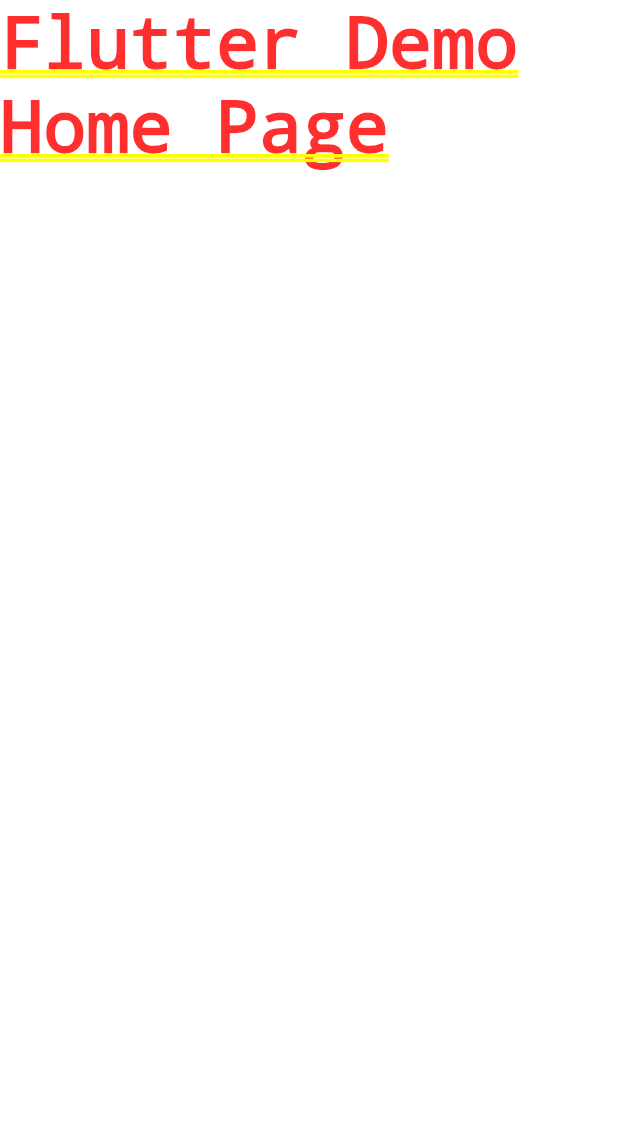
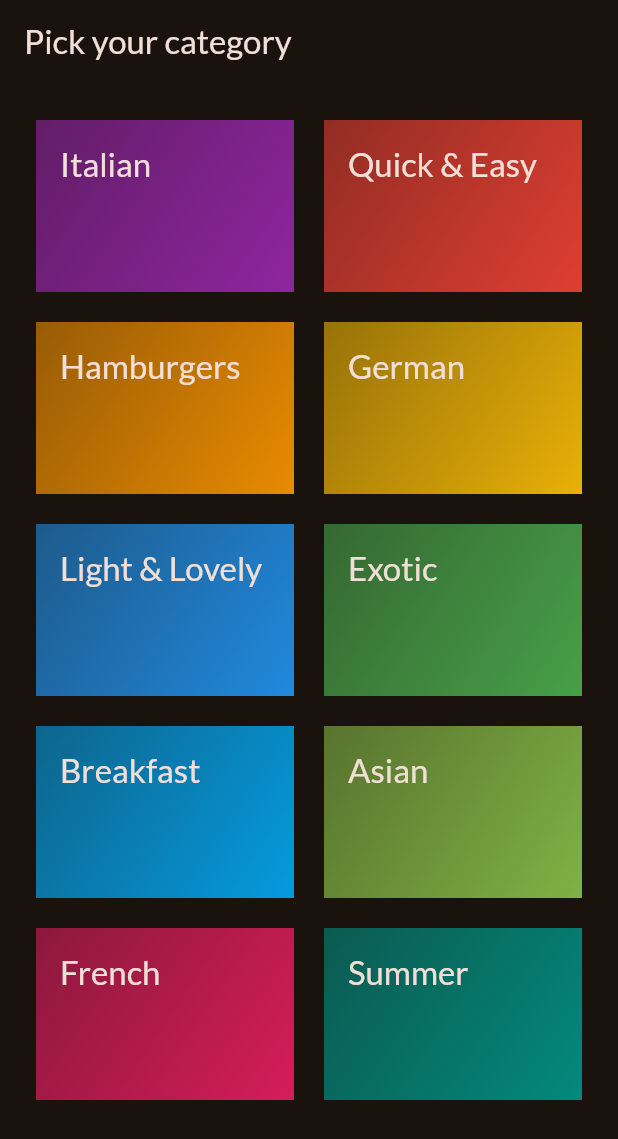
Before and after one commit to evanz1215/flutter_meals_app, a Flutter app: the screen it shows after launch, on a phone screen of 412 x 824 dp. Shown: the top 1139 px of the screen. Run offline on Flutter 3.47's test engine with Material 3 defaults, Android fonts, the phone set to English and light mode, and no system bars; our stand-ins replace google_fonts.

Commit message:
Add CategoriesScreen to home in main.dart

```diff
--- /dev/null
+++ b/lib/data/dummy_data.dart
@@ -0,0 +1,55 @@
+import 'package:flutter/material.dart';
+import 'package:flutter_meals_app/models/category.dart';
+
+const availableCategories = [
+  Category(
+    id: 'c1',
+    title: 'Italian',
+    color: Colors.purple,
+  ),
+  Category(
+    id: 'c2',
+    title: 'Quick & Easy',
+    color: Colors.red,
+  ),
+  Category(
+    id: 'c3',
+    title: 'Hamburgers',
+    color: Colors.orange,
+  ),
+  Category(
+    id: 'c4',
+    title: 'German',
+    color: Colors.amber,
+  ),
+  Category(
+    id: 'c5',
+    title: 'Light & Lovely',
+    color: Colors.blue,
+  ),
+  Category(
+    id: 'c6',
+    title: 'Exotic',
+    color: Colors.green,
+  ),
+  Category(
+    id: 'c7',
+    title: 'Breakfast',
+    color: Colors.lightBlue,
+  ),
+  Category(
+    id: 'c8',
+    title: 'Asian',
+    color: Colors.lightGreen,
+  ),
+  Category(
+    id: 'c9',
+    title: 'French',
+    color: Colors.pink,
+  ),
+  Category(
+    id: 'c10',
+    title: 'Summer',
+    color: Colors.teal,
+  ),
+];
--- a/lib/main.dart
+++ b/lib/main.dart
@@ -1,4 +1,5 @@
 import 'package:flutter/material.dart';
+import 'package:flutter_meals_app/screens/categories.dart';
 import 'package:google_fonts/google_fonts.dart';
 
 final theme = ThemeData(
@@ -22,7 +23,7 @@ class MyApp extends StatelessWidget {
     return MaterialApp(
       title: 'Flutter Demo',
       theme: theme,
-      home: const Text('Flutter Demo Home Page'),
+      home: const CategoriesScreen(),
     );
   }
 }
--- /dev/null
+++ b/lib/models/category.dart
@@ -0,0 +1,13 @@
+import 'package:flutter/material.dart';
+
+class Category {
+  const Category({
+    required this.id,
+    required this.title,
+    this.color = Colors.orange,
+  });
+
+  final String id;
+  final String title;
+  final Color color;
+}
--- /dev/null
+++ b/lib/screens/categories.dart
@@ -0,0 +1,28 @@
+import 'package:flutter/material.dart';
+import 'package:flutter/widgets.dart';
+import 'package:flutter_meals_app/widgets/category_frid_item.dart';
+import 'package:flutter_meals_app/data/dummy_data.dart';
+
+class CategoriesScreen extends StatelessWidget {
+  const CategoriesScreen({super.key});
+
+  @override
+  Widget build(BuildContext context) {
+    return Scaffold(
+        appBar: AppBar(
+          title: const Text('Pick your category'),
+        ),
+        body: GridView(
+          padding: const EdgeInsets.all(24),
+          gridDelegate: const SliverGridDelegateWithFixedCrossAxisCount(
+            crossAxisCount: 2,
+            childAspectRatio: 3 / 2,
+            crossAxisSpacing: 20,
+            mainAxisSpacing: 20,
+          ),
+          children: [
+            for (final category in availableCategories) CategoryGridItem(category: category),
+          ],
+        ));
+  }
+}
--- /dev/null
+++ b/lib/widgets/category_frid_item.dart
@@ -0,0 +1,31 @@
+import 'package:flutter/material.dart';
+import 'package:flutter_meals_app/models/category.dart';
+
+class CategoryGridItem extends StatelessWidget {
+  const CategoryGridItem({super.key, required this.category});
+
+  final Category category;
+
+  @override
+  Widget build(BuildContext context) {
+    return Container(
+      padding: const EdgeInsets.all(16),
+      decoration: BoxDecoration(
+        gradient: LinearGradient(
+          colors: [
+            category.color.withOpacity(0.55),
+            category.color.withOpacity(0.9),
+          ],
+          begin: Alignment.topLeft,
+          end: Alignment.bottomRight,
+        ),
+      ),
+      child: Text(
+        category.title,
+        style: Theme.of(context).textTheme.titleLarge!.copyWith(
+              color: Theme.of(context).colorScheme.onBackground,
+            ),
+      ),
+    );
+  }
+}
```
